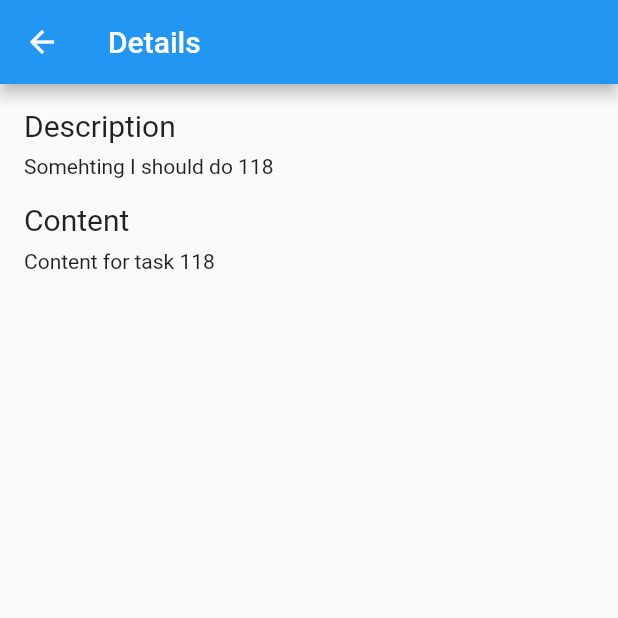
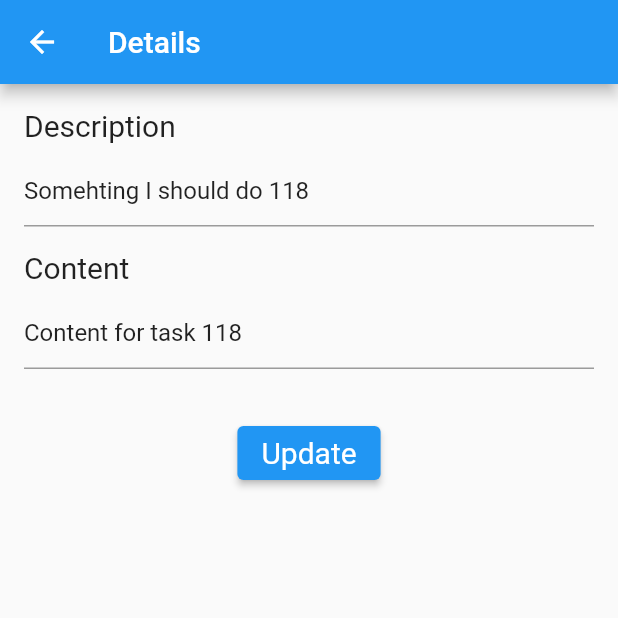
Before and after one commit to Albertogcia/GSDFlutter, a Flutter app: the screen it shows after launch, after a tap on an icon or button, on a phone screen of 412 x 824 dp, the top half of it. Run offline on Flutter 3.47's test engine with Material 2 defaults, Android fonts, the phone set to English and light mode, and no system bars; our stand-ins replace shared_preferences.

Commit message:
Added option to change task text on task details

```diff
--- a/lib/task_details.dart
+++ b/lib/task_details.dart
@@ -3,13 +3,33 @@ import 'package:gsd_domain/gsd_domain.dart';
 
 class TaskDetails extends StatelessWidget {
   late final Task task;
+  late final int index;
 
-  TaskDetails({required Task task}) : task = task;
+  final TextEditingController descriptionTextEditingController =
+      TextEditingController();
+  final TextEditingController contentTextEditingController =
+      TextEditingController();
+
+  TaskDetails({required Task task, required int index}) {
+    this.task = task;
+    this.index = index;
+    descriptionTextEditingController.text = task.description;
+    contentTextEditingController.text = task.content;
+  }
+
+  void _updateTask(BuildContext context) {
+    TaskRepository.shared.updateTaskData(
+        index,
+        descriptionTextEditingController.text,
+        contentTextEditingController.text);
+    Navigator.pop(context);
+  }
 
   @override
   Widget build(BuildContext context) {
     return Scaffold(
       appBar: AppBar(title: Text('Details')),
+      resizeToAvoidBottomInset: false,
       body: Padding(
         padding: const EdgeInsets.all(16.0),
         child: Column(
@@ -19,7 +39,11 @@ class TaskDetails extends StatelessWidget {
                 textAlign: TextAlign.start, style: TextStyle(fontSize: 20)),
             Padding(
               padding: const EdgeInsets.only(top: 8.0),
-              child: Text(task.description, textAlign: TextAlign.start),
+              child: TextFormField(
+                  controller: descriptionTextEditingController,
+                  keyboardType: TextInputType.multiline,
+                  maxLines: null,
+                  decoration: InputDecoration(border: UnderlineInputBorder())),
             ),
             Padding(
               padding: const EdgeInsets.only(top: 16.0),
@@ -28,8 +52,25 @@ class TaskDetails extends StatelessWidget {
             ),
             Padding(
               padding: const EdgeInsets.only(top: 8.0),
-              child: Text(task.content, textAlign: TextAlign.start),
+              child: TextFormField(
+                  controller: contentTextEditingController,
+                  keyboardType: TextInputType.multiline,
+                  maxLines: null,
+                  decoration: InputDecoration(border: UnderlineInputBorder())),
             ),
+            Padding(
+              padding: const EdgeInsets.only(top: 32.0),
+              child: Center(
+                child: ElevatedButton(
+                  style: ElevatedButton.styleFrom(
+                      textStyle: const TextStyle(fontSize: 20)),
+                  onPressed: () {
+                    _updateTask(context);
+                  },
+                  child: const Text('Update'),
+                ),
+              ),
+            )
           ],
         ),
       ),
--- a/lib/task_widget.dart
+++ b/lib/task_widget.dart
@@ -91,7 +91,8 @@ class _TaskWidgetState extends ObserverState<Task, TaskWidget> {
             onTap: () {
               Navigator.of(context).push<void>(
                 MaterialPageRoute<void>(
-                  builder: (context) => TaskDetails(task: widget.model),
+                  builder: (context) =>
+                      TaskDetails(task: widget.model, index: widget.index),
                 ),
               );
             },
```
Also changed, not shown: libraries/GSD/lib/src/task.dart (+8 -2 lines), libraries/GSD/lib/src/task_repository.dart (+8 -0 lines).
